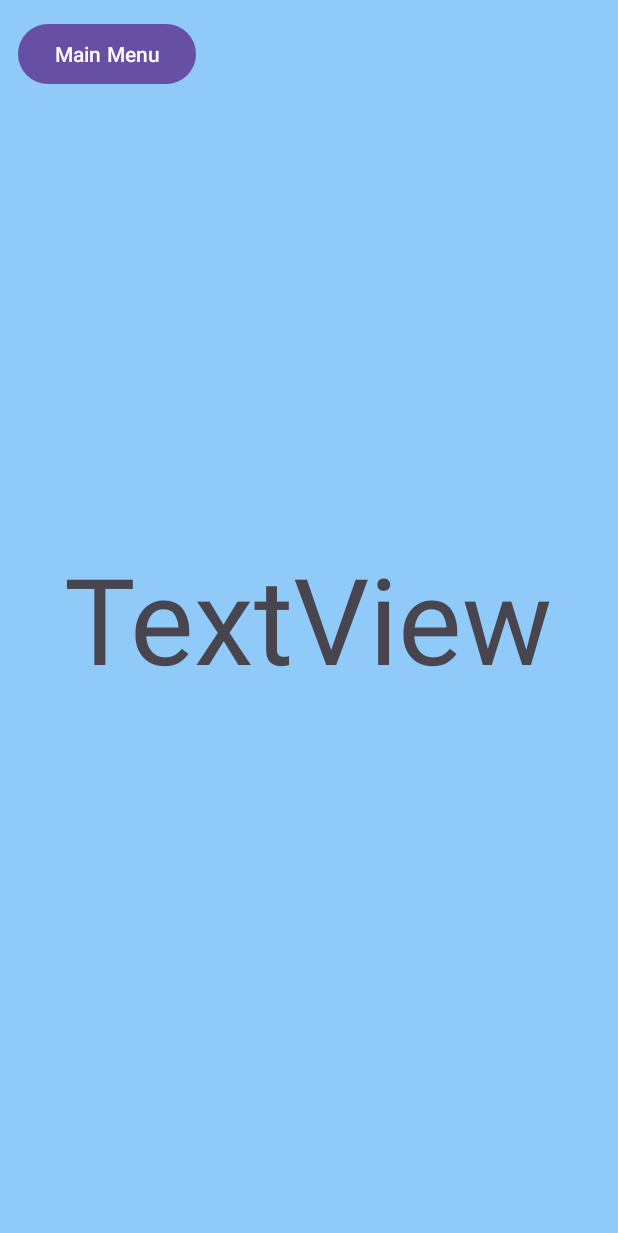
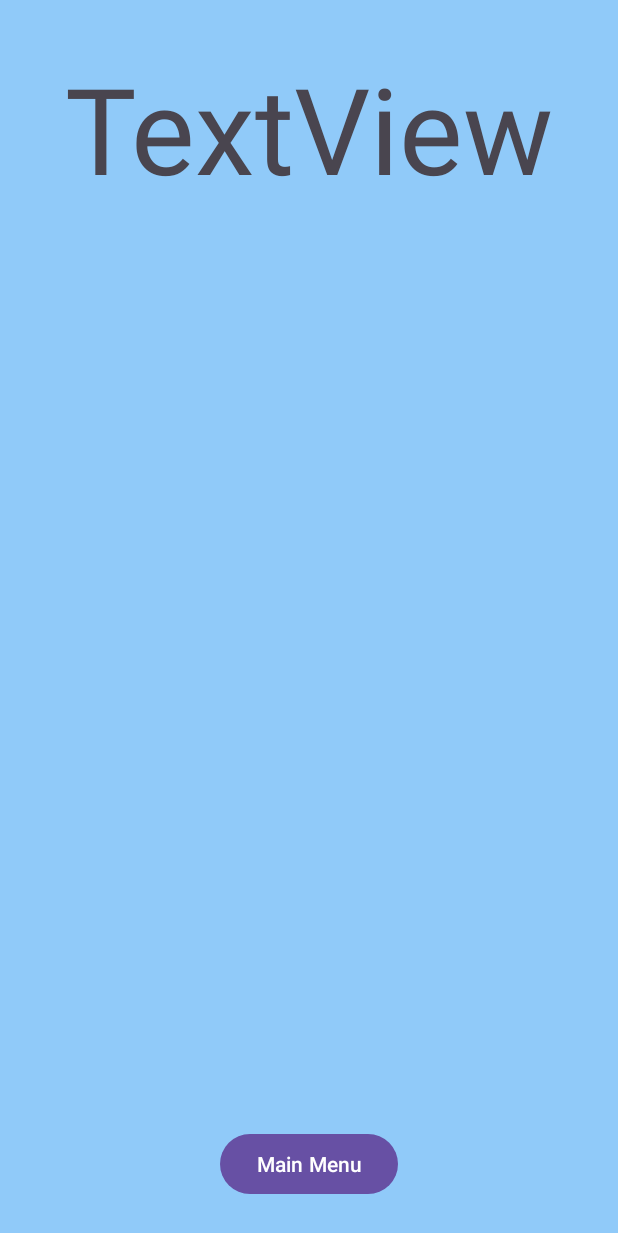
Before and after one commit to YuvalVered98/Fith_Lane_Space_Race, an Android app: the layout activity_score.xml on its own in the app's theme, with its tools: preview values and no code run, on a phone screen of 412 x 824 dp. Shown: the top 1233 px of the screen. Run offline under Robolectric (Android 15) with nearby library versions, the light colour scheme and no system bars.

Commit message:
עדכון קוד או תיקונים

```diff
--- a/app/src/main/res/layout/activity_score.xml
+++ b/app/src/main/res/layout/activity_score.xml
@@ -1,5 +1,5 @@
 <?xml version="1.0" encoding="utf-8"?>
-<RelativeLayout xmlns:android="http://schemas.android.com/apk/res/android"
+<androidx.constraintlayout.widget.ConstraintLayout xmlns:android="http://schemas.android.com/apk/res/android"
     xmlns:app="http://schemas.android.com/apk/res-auto"
     xmlns:tools="http://schemas.android.com/tools"
     android:id="@+id/main"
@@ -10,22 +10,27 @@
 
     <com.google.android.material.textview.MaterialTextView
         android:id="@+id/score_LBL_status"
-        android:layout_width="wrap_content"
+        android:layout_width="0dp"
         android:layout_height="wrap_content"
-        android:layout_centerInParent="true"
+        android:gravity="center"
+        android:text="TextView"
         android:textSize="@dimen/status_size"
-        android:gravity="center"
-        android:text="TextView" />
+        app:layout_constraintTop_toTopOf="parent"
+        app:layout_constraintStart_toStartOf="parent"
+        app:layout_constraintEnd_toEndOf="parent"
+        android:layout_marginTop="32dp" />
 
     <LinearLayout
         android:id="@+id/score_LAYOUT_enter_name_section"
-        android:layout_width="match_parent"
+        android:layout_width="wrap_content"
         android:layout_height="wrap_content"
-        android:layout_below="@id/score_LBL_status"
-        android:layout_marginTop="24dp"
         android:orientation="vertical"
         android:gravity="center"
-        android:visibility="gone">
+        android:visibility="gone"
+        app:layout_constraintTop_toBottomOf="@id/score_LBL_status"
+        app:layout_constraintStart_toStartOf="parent"
+        app:layout_constraintEnd_toEndOf="parent"
+        android:layout_marginTop="24dp">
 
         <EditText
             android:id="@+id/score_EDT_name"
@@ -46,9 +51,9 @@
         android:layout_width="wrap_content"
         android:layout_height="wrap_content"
         android:text="@string/main_menu"
-        android:layout_margin="12dp"
+        android:layout_marginBottom="24dp"
         app:layout_constraintBottom_toBottomOf="parent"
         app:layout_constraintStart_toStartOf="parent"
         app:layout_constraintEnd_toEndOf="parent" />
 
-</RelativeLayout>
+</androidx.constraintlayout.widget.ConstraintLayout>
```
Also changed, not shown: app/src/main/AndroidManifest.xml (+2 -11 lines), app/src/main/java/com/example/matala2/KotlinCoroutinesActivity.kt (+13 -5 lines), app/src/main/java/com/example/matala2/logic/GameManager.kt (+16 -13 lines), app/src/main/res/drawable/background_game.png, 4 other files.
